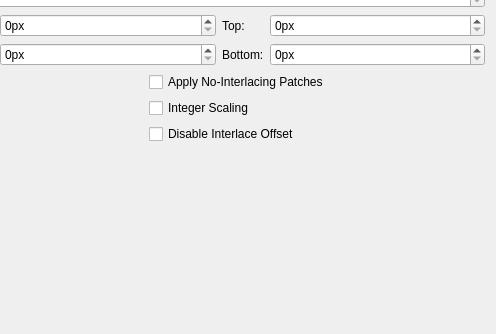
Qt form pcsx2-qt/Settings/GraphicsDisplaySettingsTab.ui (PCSX2/pcsx2) before a commit; both pictures show x 204 to 700 and y 166 to 500 of the 700 by 500 pixel window.
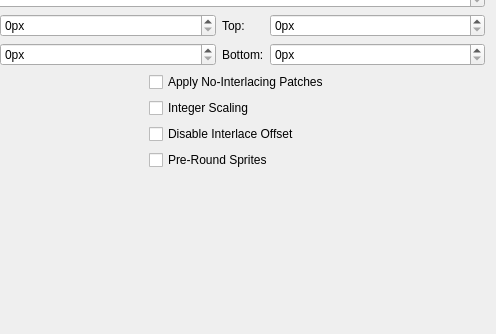
The same form after that commit.

Commit message:
GS: Add Pre-Round Sprite hack
This attempts to preproduce hardware behaviour, but falls down in a bunch of cases, hence the hack.

```diff
--- a/pcsx2-qt/Settings/GraphicsDisplaySettingsTab.ui
+++ b/pcsx2-qt/Settings/GraphicsDisplaySettingsTab.ui
@@ -87,6 +87,16 @@
        </property>
       </widget>
      </item>
+	 <item row="3" column="1">
+	  <widget class="QCheckBox" name="PreRoundSprites">
+	   <property name="toolTip">
+		<string>Attempts to pre-round sprite texel coordinates to resolve rounding issues. Helpful for games such as Beyond Good and Evil, and Manhunt</string>
+	   </property>
+	   <property name="text">
+		<string>Pre-Round Sprites</string>
+	   </property>
+	  </widget>
+	 </item>
     </layout>
    </item>
    <item row="2" column="0">
```
The commit also changes 6 other files.
